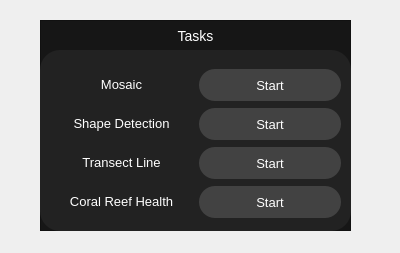
Above: control_panel_section_widgets/tasks.ui from itumtalaiteam/Denizalti before the change. Below: the same form after it.
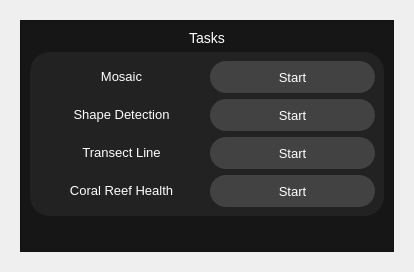
That is the form after the change.

The edit to the form file:
```diff
--- a/control_panel_section_widgets/tasks.ui
+++ b/control_panel_section_widgets/tasks.ui
@@ -6,31 +6,25 @@
    <rect>
     <x>0</x>
     <y>0</y>
-    <width>400</width>
-    <height>253</height>
+    <width>414</width>
+    <height>272</height>
    </rect>
   </property>
+  <property name="sizePolicy">
+   <sizepolicy hsizetype="Preferred" vsizetype="Preferred">
+    <horstretch>0</horstretch>
+    <verstretch>0</verstretch>
+   </sizepolicy>
+  </property>
   <property name="windowTitle">
    <string>Form</string>
   </property>
+  <layout class="QVBoxLayout" name="verticalLayout_4">
+   <item>
   <widget class="QWidget" name="cpanel_tasks_widget" native="true">
-   <property name="geometry">
-    <rect>
-     <x>40</x>
-     <y>20</y>
-     <width>311</width>
-     <height>211</height>
-    </rect>
-   </property>
+     <layout class="QVBoxLayout" name="verticalLayout_3">
+      <item>
    <widget class="QFrame" name="cpanel_tasks">
-    <property name="geometry">
-     <rect>
-      <x>0</x>
-      <y>0</y>
-      <width>311</width>
-      <height>211</height>
-     </rect>
-    </property>
     <property name="styleSheet">
      <string notr="true">QFrame#cpanel_tasks{
 background-color:	rgba(22,22,22,255);
@@ -42,14 +36,14 @@
     <property name="frameShadow">
      <enum>QFrame::Raised</enum>
     </property>
+        <layout class="QVBoxLayout" name="verticalLayout_2">
+         <item>
     <widget class="QLabel" name="cpanel_label_tasks">
-     <property name="geometry">
-      <rect>
-       <x>80</x>
-       <y>0</y>
-       <width>151</width>
-       <height>31</height>
-      </rect>
+           <property name="sizePolicy">
+            <sizepolicy hsizetype="Preferred" vsizetype="Fixed">
+             <horstretch>0</horstretch>
+             <verstretch>0</verstretch>
+            </sizepolicy>
      </property>
      <property name="styleSheet">
       <string notr="true">color:White;
@@ -62,15 +56,9 @@
       <set>Qt::AlignCenter</set>
      </property>
     </widget>
+         </item>
+         <item>
     <widget class="QFrame" name="cpanel_frame_tasks">
-     <property name="geometry">
-      <rect>
-       <x>0</x>
-       <y>30</y>
-       <width>311</width>
-       <height>181</height>
-      </rect>
-     </property>
      <property name="styleSheet">
       <string notr="true">QFrame#cpanel_frame_tasks {
 background-color: rgba(34,34,34,255);
@@ -114,15 +102,8 @@
      <property name="frameShadow">
       <enum>QFrame::Raised</enum>
      </property>
-     <widget class="QWidget" name="gridLayoutWidget">
-      <property name="geometry">
-       <rect>
-        <x>10</x>
-        <y>18</y>
-        <width>291</width>
-        <height>151</height>
-       </rect>
-      </property>
+           <layout class="QVBoxLayout" name="verticalLayout">
+            <item>
       <layout class="QGridLayout" name="gridLayout">
        <item row="2" column="0">
         <widget class="QLabel" name="cpanel_label_transect_line">
@@ -229,10 +210,30 @@
         </widget>
        </item>
       </layout>
-     </widget>
-    </widget>
-   </widget>
-  </widget>
+            </item>
+           </layout>
+          </widget>
+         </item>
+         <item>
+          <spacer name="verticalSpacer">
+           <property name="orientation">
+            <enum>Qt::Vertical</enum>
+           </property>
+           <property name="sizeHint" stdset="0">
+            <size>
+             <width>20</width>
+             <height>40</height>
+            </size>
+           </property>
+          </spacer>
+         </item>
+        </layout>
+       </widget>
+      </item>
+     </layout>
+    </widget>
+   </item>
+  </layout>
  </widget>
  <resources/>
  <connections/>
```
Lines whose indentation alone changed are shown as unchanged.
